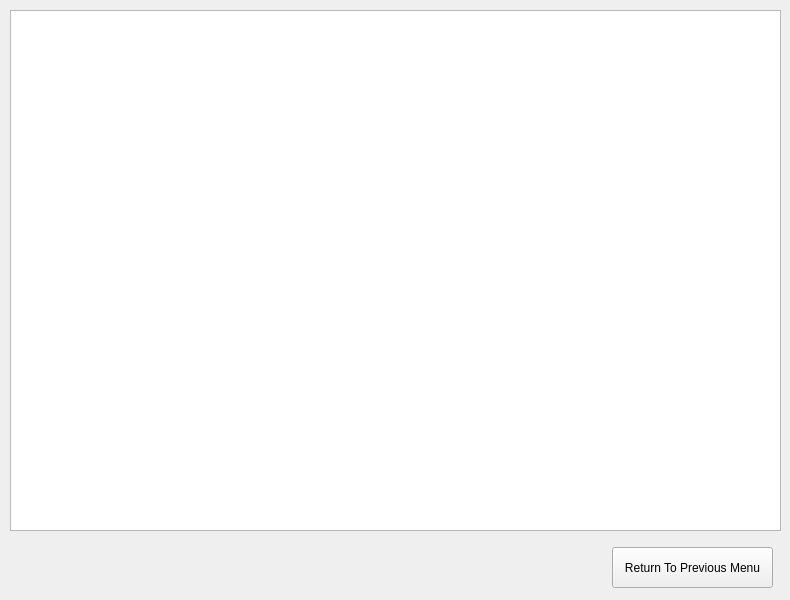
Above: widget.ui from markoAguilar/Baseball before the change. Below: the same form after it.
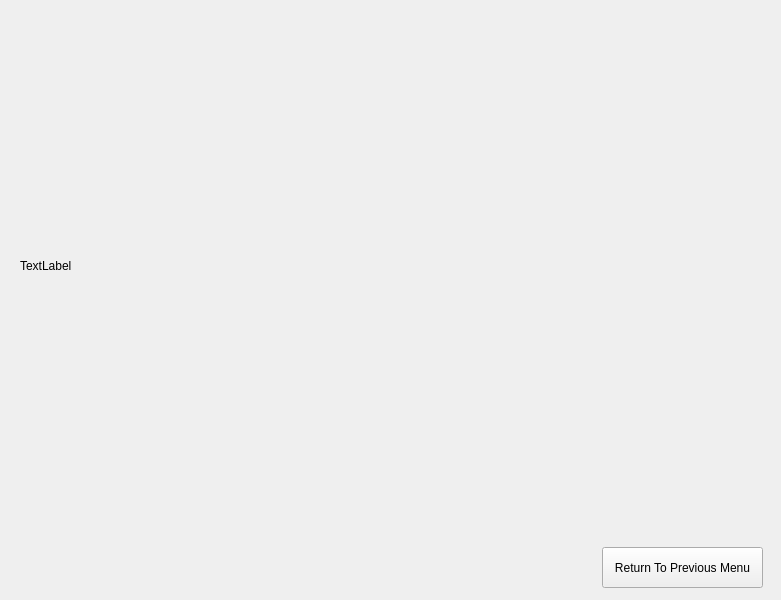
That is the form after the change. The open tabs and pages were chosen to show the change.

Patch:
```diff
--- a/widget.ui
+++ b/widget.ui
@@ -6,7 +6,7 @@
    <rect>
     <x>0</x>
     <y>0</y>
-    <width>790</width>
+    <width>781</width>
     <height>600</height>
    </rect>
   </property>
@@ -16,7 +16,7 @@
   <widget class="QStackedWidget" name="stackedWidget">
    <property name="geometry">
     <rect>
-     <x>0</x>
+     <x>-10</x>
      <y>0</y>
      <width>791</width>
      <height>601</height>
@@ -247,16 +247,6 @@
    <widget class="QWidget" name="page_CustomTrip"/>
    <widget class="QWidget" name="page_UpdateInfo"/>
    <widget class="QWidget" name="page_DisplayMapMajor">
-    <widget class="QGraphicsView" name="graphicsView">
-     <property name="geometry">
-      <rect>
-       <x>10</x>
-       <y>10</y>
-       <width>771</width>
-       <height>521</height>
-      </rect>
-     </property>
-    </widget>
     <widget class="QPushButton" name="pushButton_ReturnToMajor">
      <property name="geometry">
       <rect>
@@ -270,6 +260,19 @@
       <string>Return To Previous Menu</string>
      </property>
     </widget>
+    <widget class="QLabel" name="label_MajorLeagueMap">
+     <property name="geometry">
+      <rect>
+       <x>30</x>
+       <y>10</y>
+       <width>741</width>
+       <height>511</height>
+      </rect>
+     </property>
+     <property name="text">
+      <string>TextLabel</string>
+     </property>
+    </widget>
    </widget>
   </widget>
  </widget>
```
Left out of the diff: 27 changed lines with no effect on the pictures.
